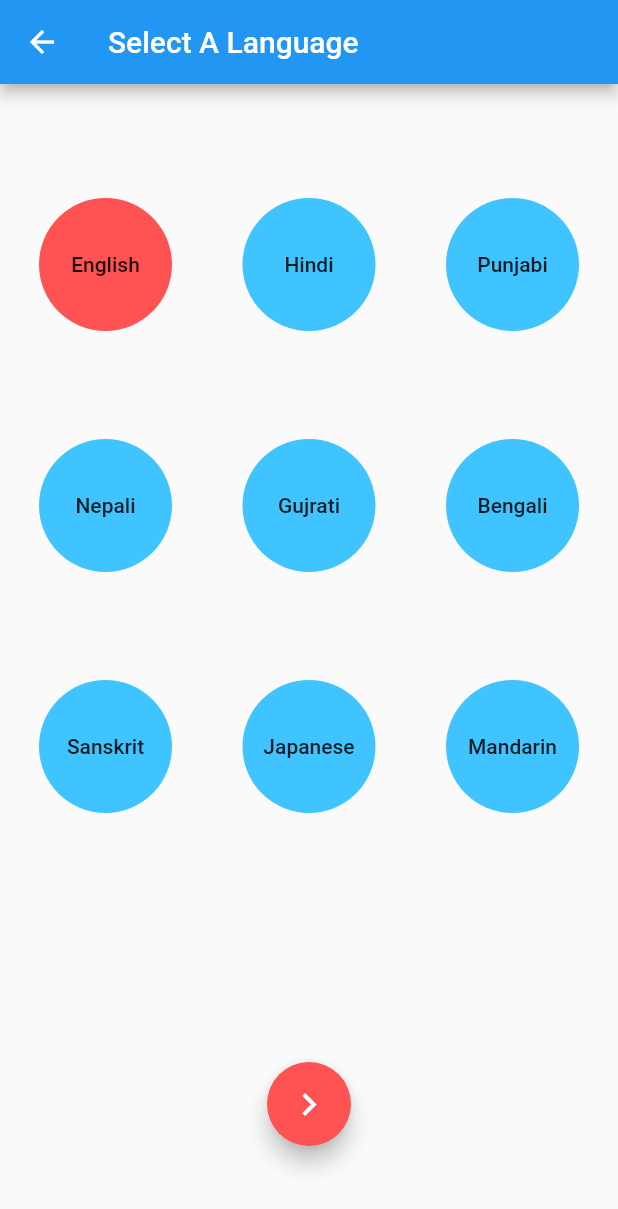
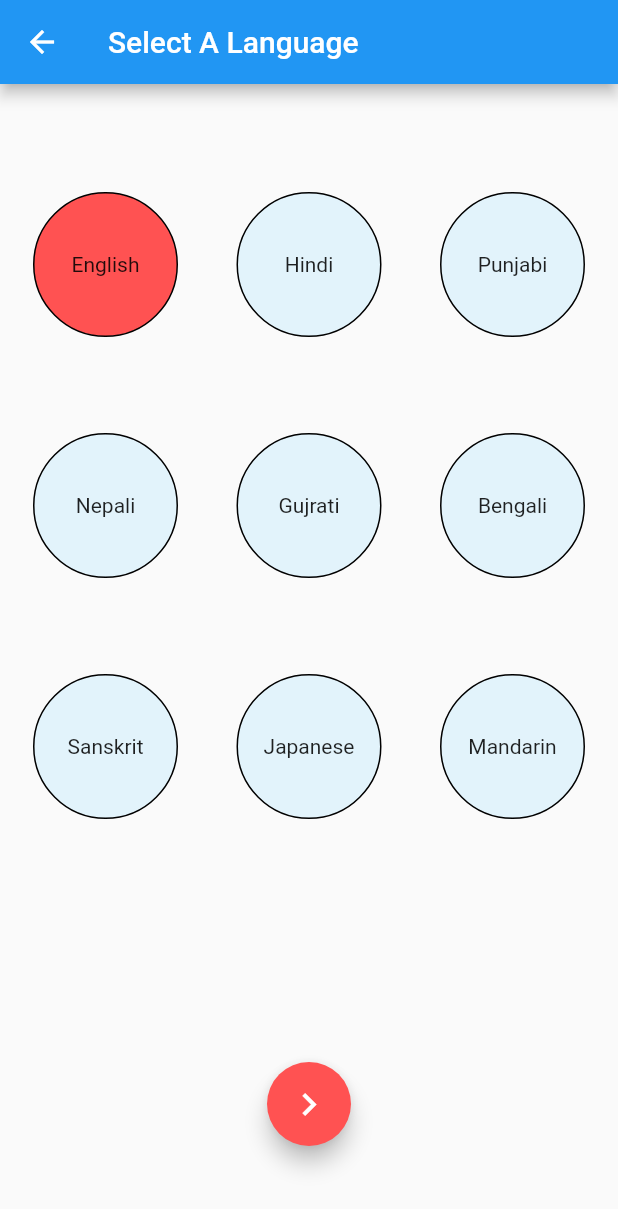
Before and after one commit to ritwikranjan/language_selection_app, a Flutter app: the screen it shows after launch, after a tap on the "navigate next" icon, on a phone screen of 412 x 824 dp. Shown: the top 1209 px of the screen. Run offline on Flutter 3.47's test engine with Material 2 defaults, Android fonts, the phone set to English and light mode, and no system bars; our stand-ins replace shared_preferences.

Commit message:
Changes made acc to suggestions
Signed-off-by: ritwikranjan <ritwikranjan99@gmail.com>

```diff
--- a/lib/main.dart
+++ b/lib/main.dart
@@ -2,7 +2,7 @@ import 'package:flutter/cupertino.dart';
 import 'package:flutter/material.dart';
 import 'package:shared_preferences/shared_preferences.dart';
 
-void main() {
+void main() async {
   runApp(MyApp());
 }
 
@@ -28,7 +28,20 @@ class LanguageSelectWidget extends StatefulWidget {
 }
 
 class _LanguageSelectWidgetState extends State<LanguageSelectWidget> {
-  String selected = 'English';
+  String selected;
+
+  _getSelectedLanguage() async {
+    SharedPreferences preferences = await SharedPreferences.getInstance();
+    setState(() {
+      selected = preferences.getString('selectedLanguage') ?? 'English';
+    });
+  }
+
+  @override
+  void initState() {
+    _getSelectedLanguage();
+    super.initState();
+  }
 
   @override
   Widget build(BuildContext context) {
@@ -42,22 +55,29 @@ class _LanguageSelectWidgetState extends State<LanguageSelectWidget> {
             crossAxisSpacing: 15.0,
             mainAxisSpacing: 40.0,
             children: _languages
-                .map((language) => FlatButton(
-                      onPressed: () {
-                        setState(() {
-                          selected = language;
-                        });
-                      },
+                .map((language) => Padding(
+                      padding: const EdgeInsets.all(12.0),
                       child: Container(
                         decoration: BoxDecoration(
                           color: (selected == language)
                               ? Colors.redAccent
-                              : Colors.lightBlueAccent,
+                              : Colors.lightBlueAccent[100].withOpacity(0.2),
                           shape: BoxShape.circle,
+                          border: Border.all(
+                            width: 1.0,
+                          ),
                         ),
-                        child: Center(
-                          child: Text(
-                            language,
+                        child: RawMaterialButton(
+                          shape: CircleBorder(),
+                          onPressed: () {
+                            setState(() {
+                              selected = language;
+                            });
+                          },
+                          child: Center(
+                            child: Text(
+                              language,
+                            ),
                           ),
                         ),
                       ),
@@ -73,7 +93,7 @@ class _LanguageSelectWidgetState extends State<LanguageSelectWidget> {
                 size: 30.0,
               ),
               onPressed: () {
-                addStringToSF(selected);
+                addToSF(selected);
               },
             ),
           )
@@ -83,9 +103,10 @@ class _LanguageSelectWidgetState extends State<LanguageSelectWidget> {
   }
 }
 
-addStringToSF(String language) async {
-  SharedPreferences prefs = await SharedPreferences.getInstance();
-  prefs.setString('selectedLanguage', language);
+void addToSF(String language) async {
+  SharedPreferences preferences = await SharedPreferences.getInstance();
+  preferences.setString('selectedLanguage', language);
+  print(preferences);
 }
 
 List<String> _languages = [
```
